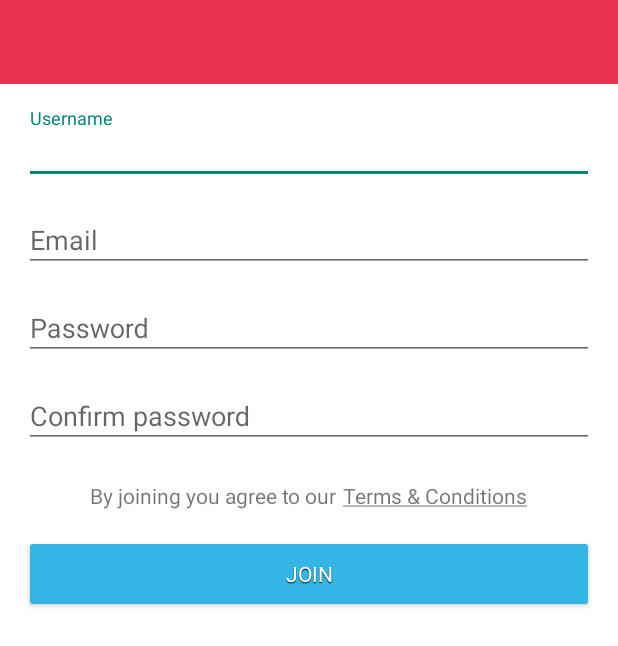
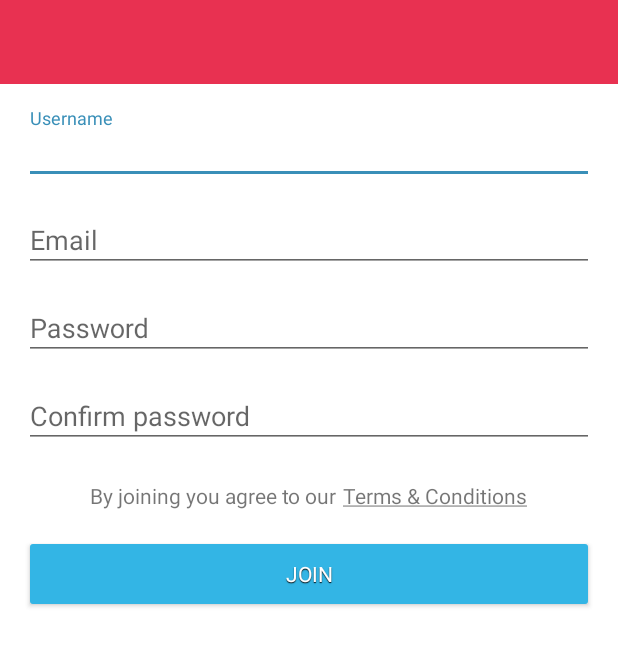
Before and after one commit to juanignaciomolina/VoltFeed, an Android app: the SignUpActivity screen opened directly, with no data from a screen before it, on a phone screen of 412 x 824 dp. Shown: the top 646 px of the screen. Run offline under Robolectric (Android 15) with nearby library versions, the phone set to English and light mode, and no system bars; 1 statement that could not run was skipped.

Commit message:
Material Design UI refactor and coordinator implementation for the recycler view

```diff
--- a/app/build.gradle
+++ b/app/build.gradle
@@ -26,8 +26,8 @@ repositories {
 
 dependencies {
     compile fileTree(dir: 'libs', include: ['*.jar'])
-    compile 'com.android.support:appcompat-v7:22.0.0'
-    compile 'com.android.support:recyclerview-v7:21.0.+'
+    compile 'com.android.support:appcompat-v7:22.2.0'
+    compile 'com.android.support:recyclerview-v7:22.2.0'
     compile 'com.android.support:design:22.2.0'
     compile 'com.melnykov:floatingactionbutton:1.2.0'
     compile 'de.greenrobot:eventbus:2.4.0'
--- a/app/src/main/java/com/droidko/voltfeed/activities/MainActivity.java
+++ b/app/src/main/java/com/droidko/voltfeed/activities/MainActivity.java
@@ -106,6 +106,7 @@ public class MainActivity extends VoltfeedActivity {
             finish();
         }
     }
+
     // ** EVENT BUS **
 
     public class LogInEvent { }
--- a/app/src/main/java/com/droidko/voltfeed/fragments/TimelineFragment.java
+++ b/app/src/main/java/com/droidko/voltfeed/fragments/TimelineFragment.java
@@ -82,13 +82,14 @@ public class TimelineFragment extends Fragment {
         mRecyclerView.setLayoutManager(mLinearLayoutManager);
         mTimelineRecyclerViewAdapter = new TimelineRecyclerViewAdapter();
         mTimelineRecyclerViewAdapter.setOnViewHolderListener(mViewHolderListener);
-        mTimelineRecyclerViewAdapter.setLoaderDividerColor(getResources().getColor(R.color.item_separator));
+        mTimelineRecyclerViewAdapter
+                .setLoaderDividerColor(getResources().getColor(R.color.item_separator));
         mRecyclerView.setAdapter(mTimelineRecyclerViewAdapter);
         // todo customize animations extending RecyclerView.ItemAnimator class
         mRecyclerView.setItemAnimator(new DefaultItemAnimator());
 
-        mFab.attachToRecyclerView(mRecyclerView); //this is for the mFab animation
         mFab.setOnClickListener(mFabClickListener);
+        //mFab.attachToRecyclerView(mRecyclerView);
 
         mSwipeRefreshLayout.setOnRefreshListener(mSwipeRefreshListener);
     }
--- a/app/src/main/java/com/droidko/voltfeed/ui/ConnectingDialog.java
+++ b/app/src/main/java/com/droidko/voltfeed/ui/ConnectingDialog.java
@@ -12,7 +12,7 @@ public class ConnectingDialog extends DialogFragment {
     @Override
     public Dialog onCreateDialog(final Bundle savedInstanceState) {
 
-        ProgressDialog dialog = new ProgressDialog(getActivity());
+        ProgressDialog dialog = new ProgressDialog(getActivity(), R.style.DialogStyle);
         dialog.setMessage(getActivity().getString(R.string.progressdialog_connecting));
         dialog.setCancelable(false);
         dialog.setCanceledOnTouchOutside(false);
--- a/app/src/main/java/com/droidko/voltfeed/utils/UiHelper.java
+++ b/app/src/main/java/com/droidko/voltfeed/utils/UiHelper.java
@@ -26,7 +26,7 @@ import com.parse.ParseException;
 
 public class UiHelper {
 
-    private static Typeface sFontVarela = Typeface.createFromAsset(
+    private static final Typeface sFontVarela = Typeface.createFromAsset(
             VoltfeedApp.getInstance().getAssets(), "VarelaRound-Regular.otf");
 
     public static Toolbar setToolbar(ActionBarActivity activity,
--- a/app/src/main/res/layout/activity_sign_up.xml
+++ b/app/src/main/res/layout/activity_sign_up.xml
@@ -28,7 +28,9 @@
                 android:id="@+id/signup_username"
                 style="@style/editText.regular"
                 android:inputType="textEmailAddress"
-                android:hint="@string/signup_username"/>
+                android:hint="@string/signup_username"
+                android:singleLine="true"
+                android:maxLength="32"/>
         </android.support.design.widget.TextInputLayout>
 
         <android.support.design.widget.TextInputLayout
@@ -38,7 +40,9 @@
                 android:id="@+id/signup_email"
                 style="@style/editText.regular"
                 android:inputType="textEmailAddress"
-                android:hint="@string/signup_email"/>
+                android:hint="@string/signup_email"
+                android:singleLine="true"
+                android:maxLength="64"/>
         </android.support.design.widget.TextInputLayout>
 
         <android.support.design.widget.TextInputLayout
@@ -48,7 +52,9 @@
                 android:id="@+id/login_password"
                 style="@style/editText.regular"
                 android:inputType="textPassword"
-                android:hint="@string/signup_password"/>
+                android:hint="@string/signup_password"
+                android:singleLine="true"
+                android:maxLength="32"/>
         </android.support.design.widget.TextInputLayout>
 
         <android.support.design.widget.TextInputLayout
@@ -58,7 +64,9 @@
                 android:id="@+id/signup_password_confirm"
                 style="@style/editText.regular"
                 android:inputType="textPassword"
-                android:hint="@string/signup_confirm_password"/>
+                android:hint="@string/signup_confirm_password"
+                android:singleLine="true"
+                android:maxLength="32"/>
         </android.support.design.widget.TextInputLayout>
 
         <include
--- a/app/src/main/res/layout/toolbar.xml
+++ b/app/src/main/res/layout/toolbar.xml
@@ -1,12 +1,14 @@
 <?xml version="1.0" encoding="utf-8"?>
-<merge xmlns:android="http://schemas.android.com/apk/res/android">
+<merge xmlns:android="http://schemas.android.com/apk/res/android"
+       xmlns:app="http://schemas.android.com/apk/res-auto">
 
     <android.support.v7.widget.Toolbar
         android:id="@+id/main_toolbar"
         android:layout_width="match_parent"
         android:layout_height="wrap_content"
         android:minHeight="?attr/actionBarSize"
-        android:background="@color/action_bar_gray">
+        android:background="@color/action_bar_gray"
+        app:layout_scrollFlags="scroll|enterAlways">
 
         <ImageView
             android:id="@+id/toolbar_logo"
--- a/app/src/main/res/values/styles.xml
+++ b/app/src/main/res/values/styles.xml
@@ -3,9 +3,15 @@
     <style name="AppTheme" parent="@style/Theme.AppCompat.Light.NoActionBar">
         <item name="android:windowNoTitle">true</item>
         <item name="windowActionBar">false</item>
-        <item name="android:colorPrimary">@color/ColorPrimary</item>
-        <item name="android:colorPrimaryDark">@color/ColorPrimaryDark</item>
-        <item name="android:colorAccent">@color/accent</item>
+        <item name="colorPrimary">@color/ColorPrimary</item>
+        <item name="colorPrimaryDark">@color/ColorPrimaryDark</item>
+        <item name="colorAccent">@color/accent</item>
+    </style>
+
+    <style name="DialogStyle" parent="Theme.AppCompat.Light.Dialog">
+        <item name="colorAccent">@color/accent</item>
+        <item name="android:textColorPrimary">@color/ColorPrimary</item>
+        <item name="android:background">@color/background_material_light</item>
     </style>
 
     <style name="button.regular" parent="@android:style/Widget.Button">
```
Also changed, not shown: app/src/main/res/layout/activity_log_in.xml (+6 -3 lines), app/src/main/res/layout/activity_main.xml (+17 -10 lines), app/src/main/res/layout/fragment_timeline.xml (+6 -3 lines), 1 other file.
